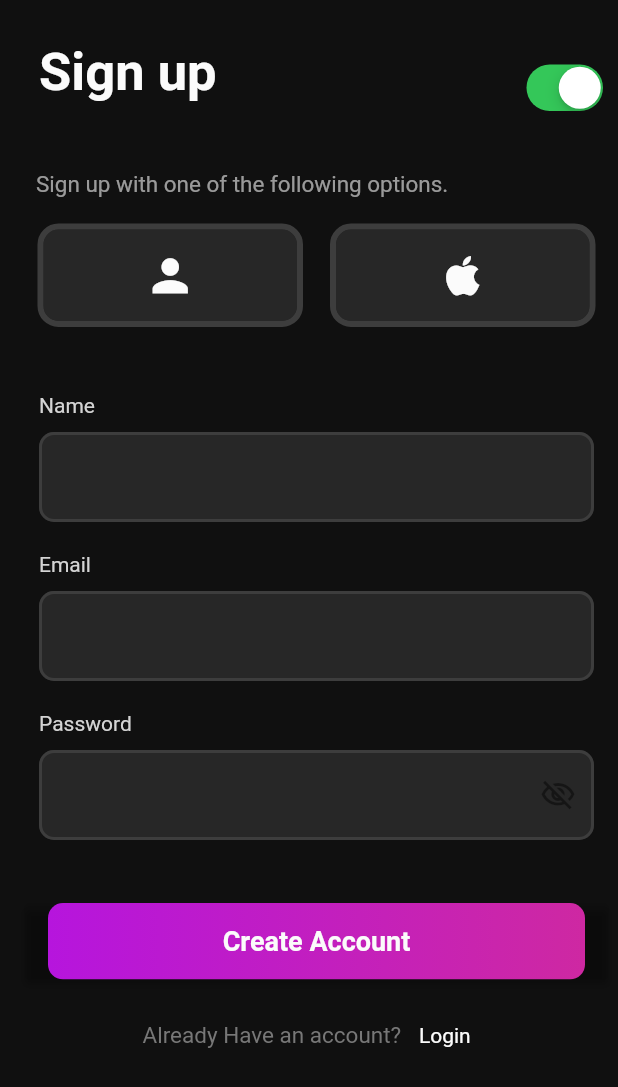
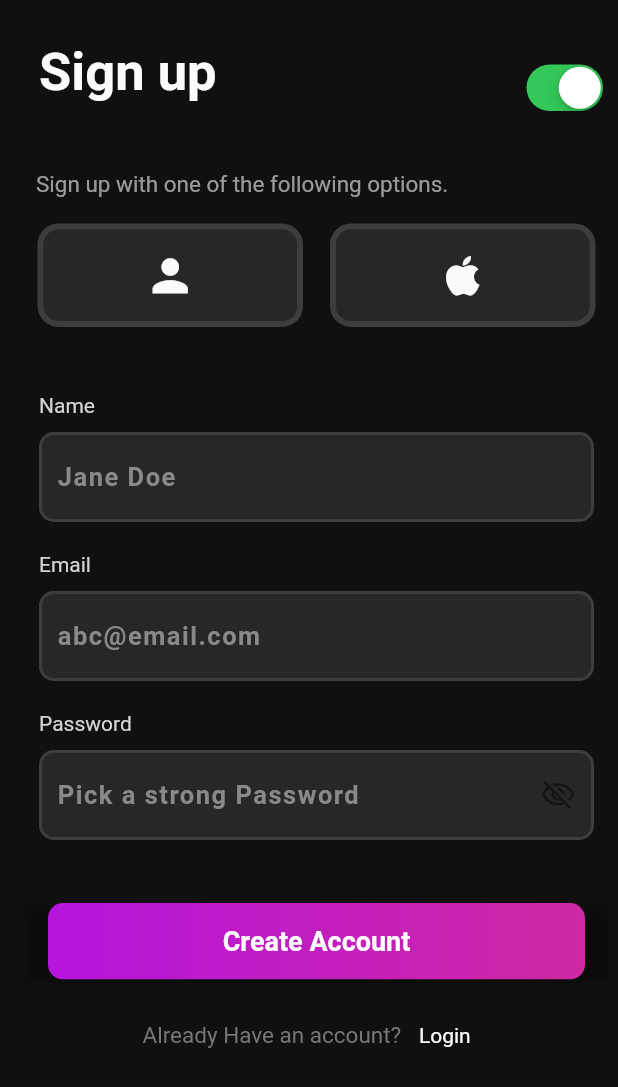
Before and after one commit to john-muinde/notes-app-dribble, a Flutter app: the screen it shows after launch, on a phone screen of 412 x 824 dp. Shown: the top 1087 px of the screen. Run offline on Flutter 3.47's test engine with Material 2 defaults, Android fonts, the phone set to English and light mode, and no system bars; our stand-ins replace get, gradient_borders.

```diff
--- a/lib/views/screens/auth/sign_up_screen.dart
+++ b/lib/views/screens/auth/sign_up_screen.dart
@@ -74,19 +74,19 @@ class SignUpScreen extends StatelessWidget {
                     children: [
                       TextFieldWidget(
                         label: 'Name',
-                        text: signUpController.name.value,
+                        text: 'Jane Doe',
                         obscureText: false.obs,
                         onChanged: signUpController.onNameChange,
                       ),
                       TextFieldWidget(
                         label: 'Email',
-                        text: signUpController.email.value,
+                        text: 'abc@email.com',
                         obscureText: false.obs,
                         onChanged: signUpController.onEmailChange,
                       ),
                       TextFieldWidget(
                         label: 'Password',
-                        text: signUpController.password.value,
+                        text: 'Pick a strong Password',
                         obscureText: false.obs,
                         onChanged: signUpController.onPasswordChange,
                         password: true,
--- a/lib/views/screens/home/pages/dashboard.dart
+++ b/lib/views/screens/home/pages/dashboard.dart
@@ -12,8 +12,8 @@ class DashboardController extends GetxController {
   }
 }
 
-class DashboardPage extends GetView<DashboardController> {
-  const DashboardPage({super.key});
+class DashboardPage extends StatelessWidget {
+  final DashboardController controller = Get.put(DashboardController());
 
   @override
   Widget build(BuildContext context) {
```
Also changed, not shown: lib/views/screens/home/landing_screen.dart (+13 -11 lines).
